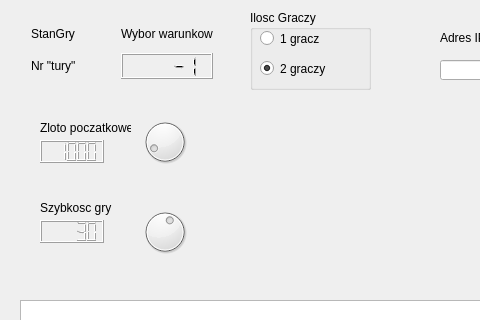
przemoa/projekt, file serwer/serwer/glowneokno.ui: the form before one commit; both pictures show x 0 to 480 and y 0 to 320 of the 683 by 532 pixel window.
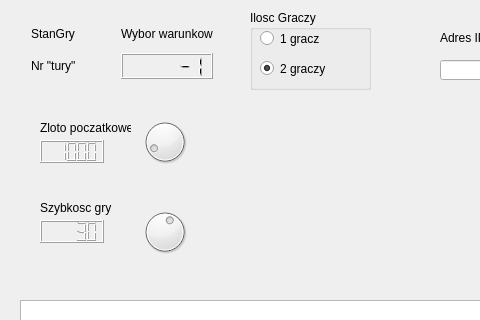
The form after the commit.

Diff of the .ui file:
```diff
--- a/serwer/serwer/glowneokno.ui
+++ b/serwer/serwer/glowneokno.ui
@@ -67,6 +67,9 @@
      </item>
      <item row="1" column="1">
       <widget class="QLCDNumber" name="lcdNumber_nrTury">
+       <property name="digitCount">
+        <number>6</number>
+       </property>
        <property name="intValue" stdset="0">
         <number>-1</number>
        </property>
```
